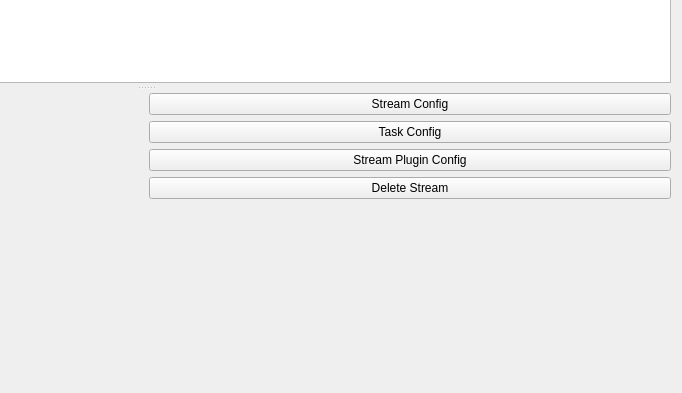
First picture: the form in brainframe_qt/ui/main_window/video_expanded_view/video_expanded_view.ui, repository aotuai/brainframe-qt, before the edit; both pictures show x 391 to 1073 and y 356 to 749 of the 1073 by 749 pixel window.
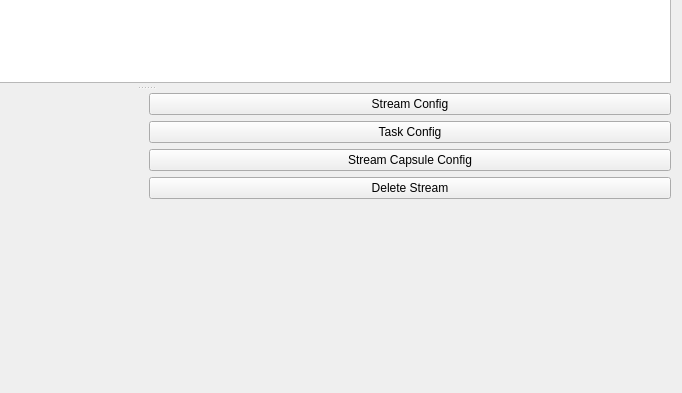
Second picture: the form after the edit. Custom widgets are drawn as their Qt base class.

```diff
--- a/brainframe_qt/ui/main_window/video_expanded_view/video_expanded_view.ui
+++ b/brainframe_qt/ui/main_window/video_expanded_view/video_expanded_view.ui
@@ -121,7 +121,7 @@
          <item>
           <widget class="QPushButton" name="capsule_stream_config_button">
            <property name="text">
-            <string>Stream Plugin Config</string>
+            <string>Stream Capsule Config</string>
            </property>
           </widget>
          </item>
```
